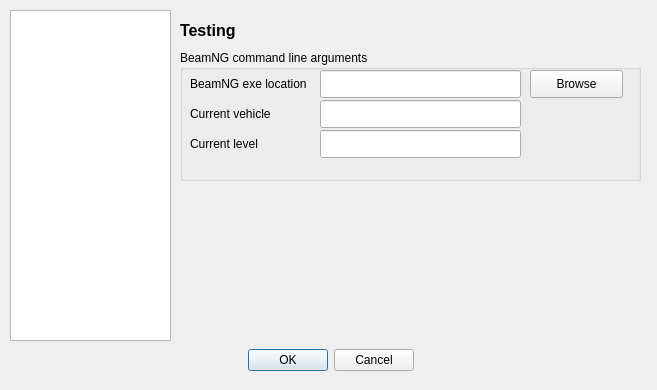
The window that source/settings.ui (RORMasa/NodeBeamEditor) describes before a commit, drawn with Qt 5.
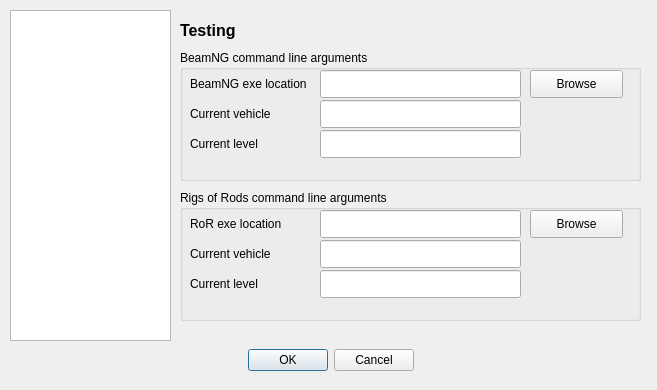
The same window after the commit. The open tabs and pages were chosen to show the change.

```diff
--- a/source/settings.ui
+++ b/source/settings.ui
@@ -218,6 +218,101 @@
       <string>Testing</string>
      </property>
     </widget>
+    <widget class="QGroupBox" name="groupBox_4">
+     <property name="geometry">
+      <rect>
+       <x>0</x>
+       <y>180</y>
+       <width>461</width>
+       <height>131</height>
+      </rect>
+     </property>
+     <property name="title">
+      <string>Rigs of Rods command line arguments</string>
+     </property>
+     <widget class="QLabel" name="label_11">
+      <property name="geometry">
+       <rect>
+        <x>10</x>
+        <y>20</y>
+        <width>131</width>
+        <height>28</height>
+       </rect>
+      </property>
+      <property name="text">
+       <string>RoR exe location</string>
+      </property>
+     </widget>
+     <widget class="QLineEdit" name="lineEdit_5">
+      <property name="geometry">
+       <rect>
+        <x>140</x>
+        <y>20</y>
+        <width>201</width>
+        <height>28</height>
+       </rect>
+      </property>
+     </widget>
+     <widget class="QPushButton" name="pushButton_4">
+      <property name="geometry">
+       <rect>
+        <x>350</x>
+        <y>20</y>
+        <width>93</width>
+        <height>28</height>
+       </rect>
+      </property>
+      <property name="text">
+       <string>Browse</string>
+      </property>
+     </widget>
+     <widget class="QLabel" name="label_12">
+      <property name="geometry">
+       <rect>
+        <x>10</x>
+        <y>50</y>
+        <width>101</width>
+        <height>28</height>
+       </rect>
+      </property>
+      <property name="text">
+       <string>Current vehicle</string>
+      </property>
+     </widget>
+     <widget class="QLineEdit" name="lineEdit_6">
+      <property name="geometry">
+       <rect>
+        <x>140</x>
+        <y>50</y>
+        <width>201</width>
+        <height>28</height>
+       </rect>
+      </property>
+     </widget>
+     <widget class="QLineEdit" name="lineEdit_7">
+      <property name="geometry">
+       <rect>
+        <x>140</x>
+        <y>80</y>
+        <width>201</width>
+        <height>28</height>
+       </rect>
+      </property>
+     </widget>
+     <widget class="QLabel" name="label_13">
+      <property name="geometry">
+       <rect>
+        <x>10</x>
+        <y>80</y>
+        <width>101</width>
+        <height>28</height>
+       </rect>
+      </property>
+      <property name="text">
+       <string>Current level</string>
+      </property>
+     </widget>
+    </widget>
    </widget>
    <widget class="QWidget" name="page_3">
     <widget class="QLabel" name="label_7">
```
Left out of the diff: 57 changed lines with no effect on the pictures.
